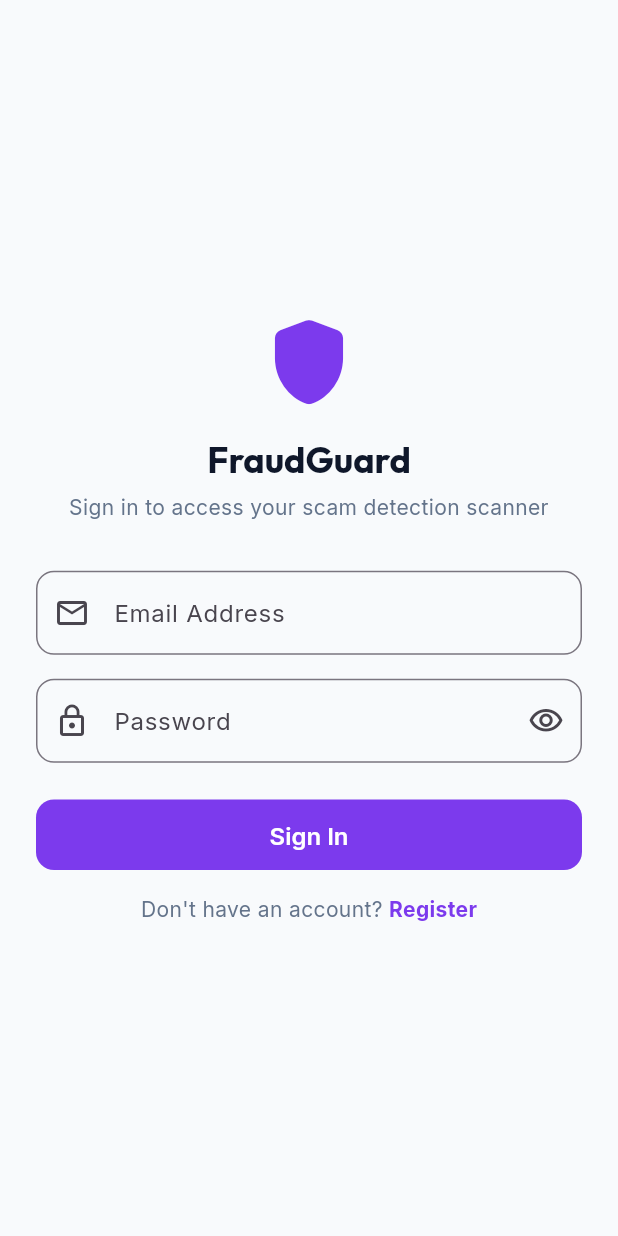
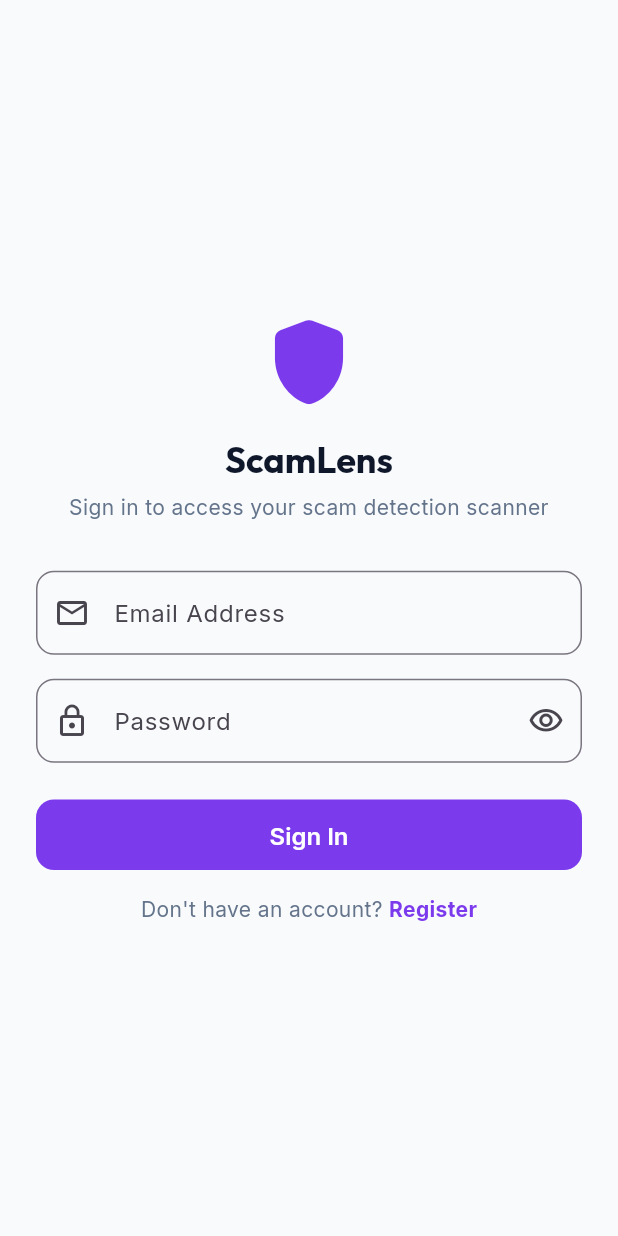
Before and after one commit to Miruthula2624/FraudGuard, a Flutter app: the screen it shows after launch, on a phone screen of 412 x 824 dp. Run offline on Flutter 3.47's test engine with Material 3 defaults, Android fonts, the phone set to English and light mode, and no system bars; our stand-ins replace dio, flutter_secure_storage, google_fonts, image_picker; accounts and stored records are empty.

Commit message:
Rename FraudGuard branding to ScamLens

```diff
--- a/mobile/lib/main.dart
+++ b/mobile/lib/main.dart
@@ -15,18 +15,18 @@ void main() {
         ChangeNotifierProvider(create: (_) => ScanProvider()),
         ChangeNotifierProvider(create: (_) => HistoryProvider()),
       ],
-      child: const FraudGuardApp(),
+      child: const ScamLensApp(),
     ),
   );
 }
 
-class FraudGuardApp extends StatelessWidget {
-  const FraudGuardApp({super.key});
+class ScamLensApp extends StatelessWidget {
+  const ScamLensApp({super.key});
 
   @override
   Widget build(BuildContext context) {
     return MaterialApp(
-      title: 'FraudGuard',
+      title: 'ScamLens',
       theme: AppTheme.lightTheme,
       debugShowCheckedModeBanner: false,
       home: const AuthGate(),
--- a/mobile/lib/screens/authenticated_home_screen.dart
+++ b/mobile/lib/screens/authenticated_home_screen.dart
@@ -17,7 +17,7 @@ class AuthenticatedHomeScreen extends StatelessWidget {
 
     return Scaffold(
       appBar: AppBar(
-        title: const Text('FraudGuard'),
+        title: const Text('ScamLens'),
         actions: [
           IconButton(
             icon: const Icon(Icons.logout),
@@ -80,7 +80,7 @@ class AuthenticatedHomeScreen extends StatelessWidget {
               ),
               const SizedBox(height: 8),
               Text(
-                'Welcome back to FraudGuard Mobile',
+                'Welcome back to ScamLens Mobile',
                 textAlign: TextAlign.center,
                 style: Theme.of(context).textTheme.bodyMedium,
               ),
--- a/mobile/lib/screens/dashboard_screen.dart
+++ b/mobile/lib/screens/dashboard_screen.dart
@@ -39,7 +39,7 @@ class _DashboardScreenState extends State<DashboardScreen> {
 
     return Scaffold(
       appBar: AppBar(
-        title: const Text('FraudGuard Dashboard'),
+        title: const Text('ScamLens Dashboard'),
         automaticallyImplyLeading: false,
         actions: [
           IconButton(
--- a/mobile/lib/screens/image_scanner_screen.dart
+++ b/mobile/lib/screens/image_scanner_screen.dart
@@ -85,7 +85,7 @@ class _ImageScannerScreenState extends State<ImageScannerScreen> {
             crossAxisAlignment: CrossAxisAlignment.stretch,
             children: [
               Text(
-                'Upload a screenshot of an offer letter, chat message, or email. FraudGuard will extract the text via OCR and analyze it.',
+                'Upload a screenshot of an offer letter, chat message, or email. ScamLens will extract the text via OCR and analyze it.',
                 style: Theme.of(context).textTheme.bodyMedium,
               ),
               const SizedBox(height: 16),
--- a/mobile/lib/screens/login_screen.dart
+++ b/mobile/lib/screens/login_screen.dart
@@ -59,7 +59,7 @@ class _LoginScreenState extends State<LoginScreen> {
                   ),
                   const SizedBox(height: 16),
                   Text(
-                    'FraudGuard',
+                    'ScamLens',
                     textAlign: TextAlign.center,
                     style: Theme.of(context).textTheme.headlineMedium?.copyWith(
                           fontWeight: FontWeight.bold,
--- a/mobile/lib/screens/profile_screen.dart
+++ b/mobile/lib/screens/profile_screen.dart
@@ -45,7 +45,7 @@ class ProfileScreen extends StatelessWidget {
               ),
               const SizedBox(height: 16),
               Text(
-                user?.username ?? 'FraudGuard User',
+                user?.username ?? 'ScamLens User',
                 textAlign: TextAlign.center,
                 style: Theme.of(context).textTheme.headlineSmall?.copyWith(
                       fontWeight: FontWeight.bold,
@@ -109,7 +109,7 @@ class ProfileScreen extends StatelessWidget {
                         crossAxisAlignment: CrossAxisAlignment.start,
                         children: [
                           const Text(
-                            'FraudGuard Mobile',
+                            'ScamLens Mobile',
                             style: TextStyle(
                               fontWeight: FontWeight.bold,
                               fontSize: 14,
@@ -139,7 +139,7 @@ class ProfileScreen extends StatelessWidget {
                     builder: (ctx) => AlertDialog(
                       title: const Text('Sign Out'),
                       content: const Text(
-                        'Are you sure you want to sign out of FraudGuard?',
+                        'Are you sure you want to sign out of ScamLens?',
                       ),
                       actions: [
                         TextButton(
--- a/mobile/lib/screens/register_screen.dart
+++ b/mobile/lib/screens/register_screen.dart
@@ -77,7 +77,7 @@ class _RegisterScreenState extends State<RegisterScreen> {
                   ),
                   const SizedBox(height: 12),
                   Text(
-                    'Join FraudGuard',
+                    'Join ScamLens',
                     textAlign: TextAlign.center,
                     style: Theme.of(context).textTheme.headlineSmall?.copyWith(
                           fontWeight: FontWeight.bold,
--- a/mobile/lib/screens/scan_result_screen.dart
+++ b/mobile/lib/screens/scan_result_screen.dart
@@ -355,7 +355,7 @@ class ScanResultScreen extends StatelessWidget {
         ),
         const SizedBox(height: 4),
         Text(
-          'Structured evidence and practical safety actions detected by FraudGuard',
+          'Structured evidence and practical safety actions detected by ScamLens',
           style: Theme.of(context).textTheme.bodyMedium,
         ),
         const SizedBox(height: 14),
--- a/mobile/lib/screens/scan_screen.dart
+++ b/mobile/lib/screens/scan_screen.dart
@@ -45,7 +45,7 @@ class ScanScreen extends StatelessWidget {
               ),
               const SizedBox(height: 6),
               Text(
-                'FraudGuard combines ML classification with expert heuristic rules to protect you against fraudulent offers and phishing.',
+                'ScamLens combines ML classification with expert heuristic rules to protect you against fraudulent offers and phishing.',
                 textAlign: TextAlign.center,
                 style: Theme.of(context).textTheme.bodyMedium,
               ),
--- a/mobile/lib/services/scan_service.dart
+++ b/mobile/lib/services/scan_service.dart
@@ -139,7 +139,7 @@ class ScanService {
       case DioExceptionType.receiveTimeout:
         return 'Scan timed out. The analysis service took too long to respond.';
       case DioExceptionType.connectionError:
-        return 'Unable to reach the FraudGuard scanning server. Please ensure the backend is running.';
+        return 'Unable to reach the ScamLens scanning server. Please ensure the backend is running.';
       case DioExceptionType.badResponse:
         final status = e.response?.statusCode;
         if (status == 400) return 'Invalid content or unsupported file format.';
```
Also changed, not shown: 6 other files.
